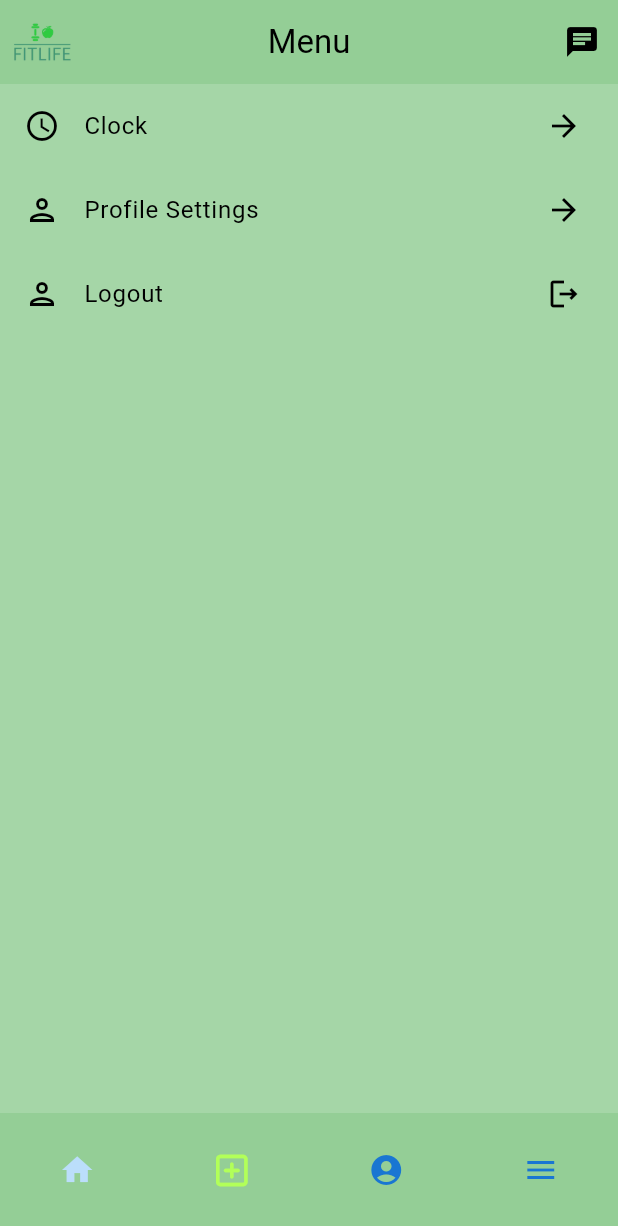
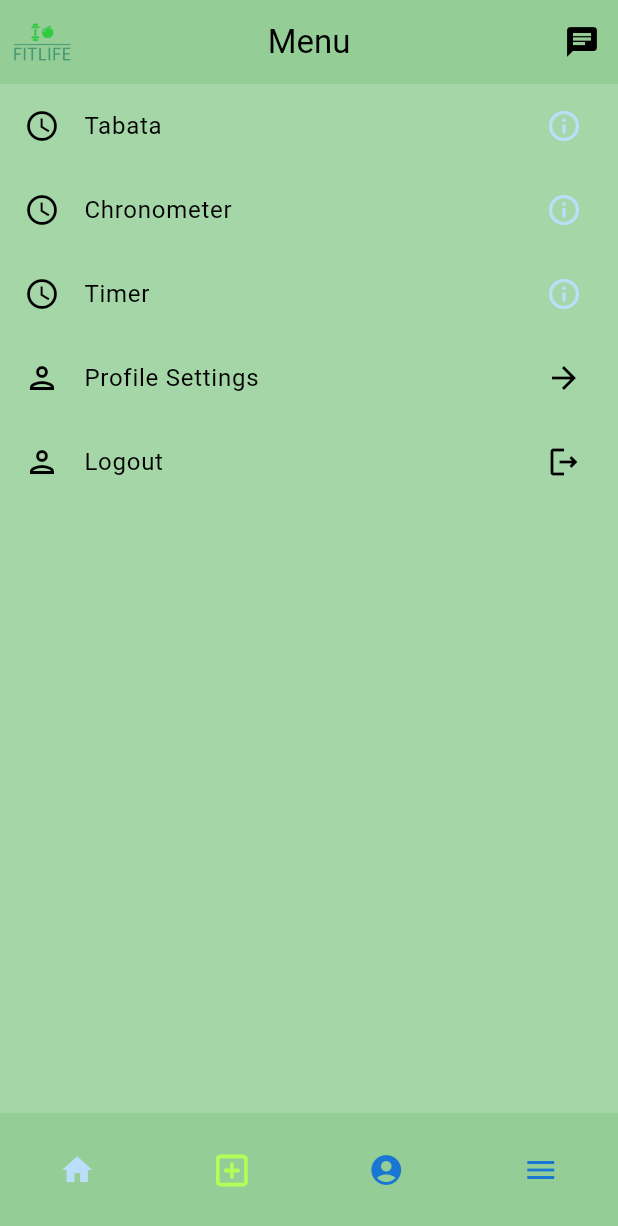
Before and after one commit to FitLifeProject/FitLife, a Flutter app: the Menu screen opened directly, on a phone screen of 412 x 824 dp. Shown: the top 1226 px of the screen. Run offline on Flutter 3.47's test engine with Material 2 defaults, Android fonts, the phone set to English and light mode, and no system bars; drawn by our look-alikes of dynamic_color; our stand-ins replace audioplayers, calendar_date_picker2, cloud_firestore, firebase_auth, firebase_core, font_awesome_flutter and 4 more; missing offline and left inert: flimer, time_range_picker, youtube; accounts and stored records are empty.

Commit message:
fitlife: Move clock options to Menu
Signed-off-by: jmpfbmx <jmpf.bmx@gmail.com>

```diff
--- /dev/null
+++ b/lib/resources/clock_information.dart
@@ -0,0 +1,10 @@
+final List clockInformationTitle = [
+  "Tabata",
+  "Chronometer",
+  "Timer",
+];
+final List clockInformation = [
+  "A form of high-intensity physical training in which very short periods of extremely demanding activity are alternated with shorter periods of rest, typically over a period of four minutes.",
+  "A timepiece or timing device with a special mechanism for ensuring and adjusting its accuracy, for use in determining longitude at sea or for any purpose where very exact measurement of time is required.",
+  "A timer is a device that measures time, especially one that is part of a machine and causes it to start or stop working at specific times.",
+];
--- a/lib/screens/menu.dart
+++ b/lib/screens/menu.dart
@@ -1,8 +1,11 @@
 import 'dart:io';
 import 'package:fitlife/models/model.dart';
+import 'package:fitlife/resources/clock_information.dart';
 import 'package:fitlife/screens/profile_settings.dart';
 import 'package:fitlife/screens/chat.dart';
-import 'package:fitlife/screens/clock.dart';
+import 'package:fitlife/screens/timers/chronometer.dart';
+import 'package:fitlife/screens/timers/tabata_settings.dart';
+import 'package:fitlife/screens/timers/timer.dart';
 import 'package:fitlife/widgets/bottom_navigation.dart';
 import 'package:flutter/material.dart';
 import 'package:flutter/services.dart';
@@ -16,6 +19,33 @@ class Menu extends StatefulWidget {
 }
 
 class _MenuState extends State<Menu> {
+  bool _showInformation = false;
+  int _infoIndex = 0;
+
+  clockInformationButton(int index) {
+    return GestureDetector(
+      onTap: () {
+        setState(() {
+          _showInformation = !_showInformation;
+          if(index > -1) {
+            _infoIndex = index;
+          }
+        });
+        showDialog(
+          context: context,
+          builder: (context) => GestureDetector(
+            onTap: () => Navigator.pop(context),
+            child: AlertDialog(
+              title: Title(color: Theme.of(context).primaryColorLight, child: Text(clockInformationTitle[_infoIndex], style: const TextStyle(fontSize: 20))),
+              content: Text(clockInformation[_infoIndex], style: const TextStyle(fontSize: 16)),
+            ),
+          ),
+        );
+      },
+      child: Icon(Icons.info_outline, color: Theme.of(context).primaryColorLight),
+    );
+  }
+
   @override
   Widget build(BuildContext context) {
     var model = context.watch<Model>();
@@ -83,20 +113,54 @@ class _MenuState extends State<Menu> {
           children: [
             GestureDetector(
               onTap: () {
-                  Navigator.push(
+                Navigator.push(
                   context,
                   MaterialPageRoute(
                     builder: (context) {
-                      return const Clock();
+                      return const TabataSettings();
                     },
                   ),
                 );
               },
-              child: const ListTile(
-                leading: Icon(Icons.watch_later_outlined),
-                title: Text("Clock"),
-                trailing: Icon(Icons.arrow_forward)
-              ),
+              child: ListTile(
+                leading: const Icon(Icons.watch_later_outlined),
+                title: Text(clockInformationTitle[0]),
+                trailing: clockInformationButton(0)
+              )
+            ),
+            GestureDetector(
+                onTap: () {
+                  Navigator.push(
+                    context,
+                    MaterialPageRoute(
+                      builder: (context) {
+                        return const Chronometer();
+                      },
+                    ),
+                  );
+                },
+                child: ListTile(
+                    leading: const Icon(Icons.watch_later_outlined),
+                    title: Text(clockInformationTitle[1]),
+                    trailing: clockInformationButton(1)
+                )
+            ),
+            GestureDetector(
+                onTap: () {
+                  Navigator.push(
+                    context,
+                    MaterialPageRoute(
+                      builder: (context) {
+                        return const TimeR();
+                      },
+                    ),
+                  );
+                },
+                child: ListTile(
+                    leading: const Icon(Icons.watch_later_outlined),
+                    title: Text(clockInformationTitle[2]),
+                    trailing: clockInformationButton(2)
+                )
             ),
             GestureDetector(
               onTap: () {
```
Also changed, not shown: lib/screens/clock.dart (deleted, +0 -154 lines).
